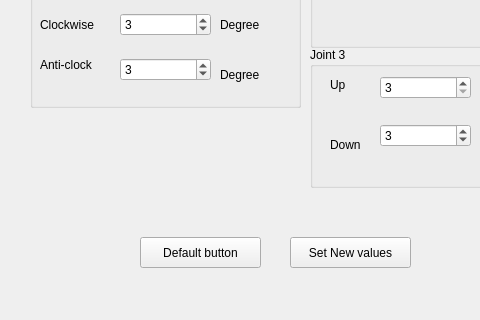
iamOJ/erc2017, file advanced_settings.ui: the form before one commit; both pictures show x 0 to 480 and y 352 to 672 of the 658 by 672 pixel window.
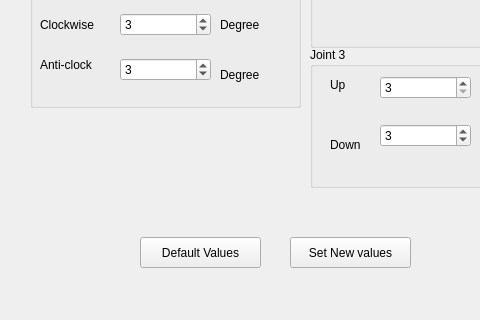
The form after the commit.

```diff
--- a/advanced_settings.ui
+++ b/advanced_settings.ui
@@ -37,7 +37,7 @@
      </rect>
     </property>
     <property name="text">
-     <string>Default button</string>
+     <string>Default Values</string>
     </property>
    </widget>
    <widget class="QGroupBox" name="groupBox">
```
